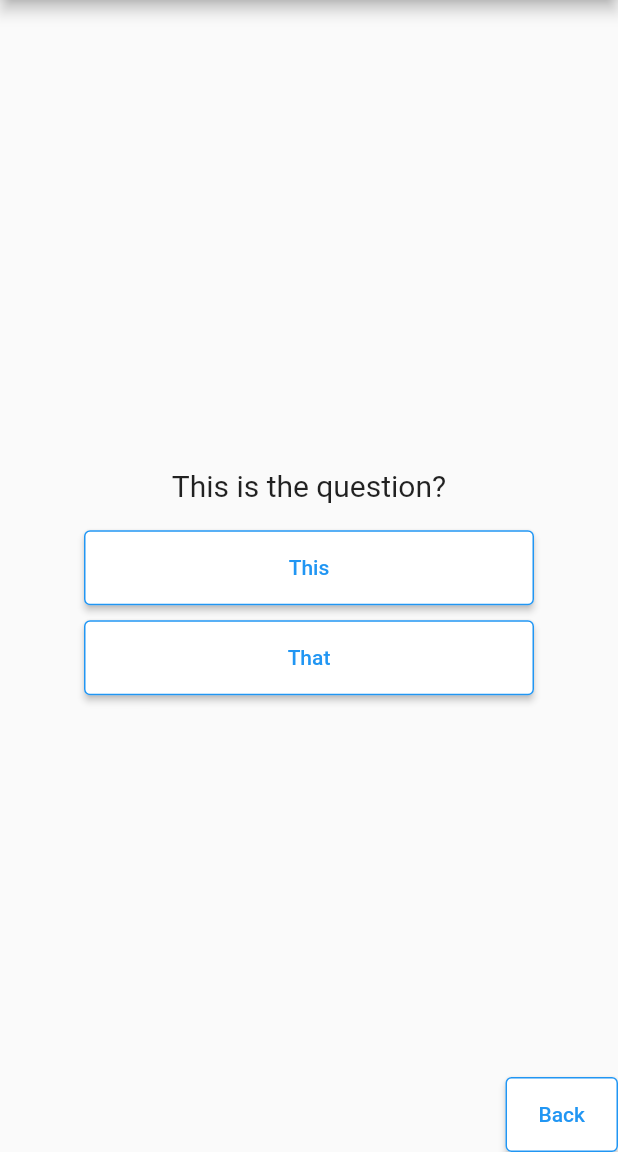
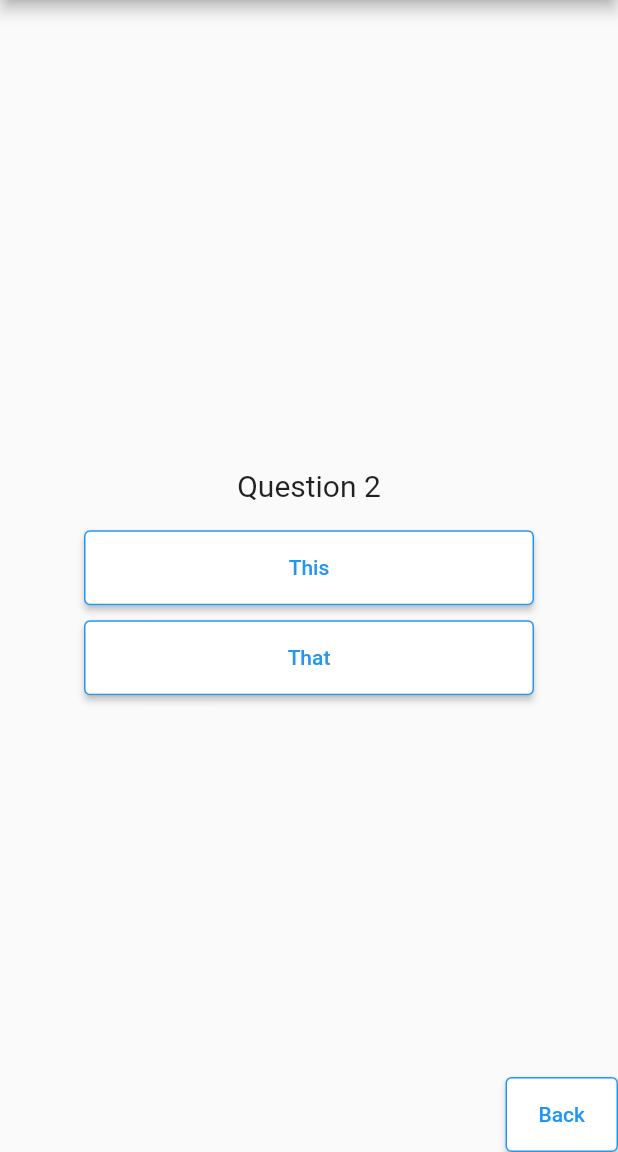
Before and after one commit to AaronFryer/SimpleSurvey, a Flutter app: the screen it shows after launch, after a tap on "This", on a phone screen of 412 x 824 dp, the part 84-1236 px from its top. Run offline on Flutter 3.47's test engine with Material 2 defaults, Android fonts, the phone set to English and light mode, and no system bars.

Commit message:
Page flow

```diff
--- a/lib/SimpleWizard.dart
+++ b/lib/SimpleWizard.dart
@@ -19,15 +19,55 @@ class SimpleWizardState extends State<SimpleWizard> {
   final PageController controller = PageController();
 
   int currentPage = 0;
-  bool showBack = false;
+  bool showBack = true;
+  List<int> previousSteps = [];
+
+  void Next() {
+    if (currentPage < widget.steps.length - 1) {
+      previousSteps.add(currentPage);
+      currentPage++;
+      _goToPage(currentPage);
+    }
+  }
+
+  void Back() {
+    if (previousSteps.isNotEmpty) {
+      int previousPage = previousSteps.removeLast();
+      currentPage = previousPage;
+      _goToPage(currentPage);
+    } else {
+      //exit of out survey
+    }
+  }
+
+  void GoTo(String step) {
+    int index = widget.steps.indexWhere((element) => element.id == step);
+    previousSteps.add(currentPage);
+    currentPage = index;
+    _goToPage(currentPage);
+  }
+
+  void _goToPage(int pageIndex) {
+    controller.animateToPage(
+      pageIndex,
+      duration: const Duration(milliseconds: 200),
+      curve: Curves.ease,
+    );
+  }
 
   @override
   void initState() {
     controller.addListener(() {
-      showBack = currentPage != widget.steps.length - 1; //no back on last page
+      // showBack = currentPage != widget.steps.length - 1; //no back on last page
     });
 
     super.initState();
+  }
+
+  @override
+  void dispose() {
+    controller.dispose();
+    super.dispose();
   }
 
   @override
--- a/lib/SimpleWizardModels.dart
+++ b/lib/SimpleWizardModels.dart
@@ -1,24 +1,34 @@
-class ModelSimpleWizardStep {}
+class ModelSimpleWizardStep {
+  String id = "default_id";
+
+  ModelSimpleWizardStep({required this.id});
+}
 
 class ModelSimpleWizardStepQuestion extends ModelSimpleWizardStep {
   String text = "This is the question?";
   List<ModelSimpleWizardStepAnswer> answers = [];
 
   ModelSimpleWizardStepQuestion({
+    required this.text,
     required this.answers,
-  });
+    required id,
+  }) : super(id: id);
 }
 
 class ModelSimpleWizardFinish extends ModelSimpleWizardStep {
   String text = "This is the end";
 
-  // ModelSimpleWizardFinish({  });
+  ModelSimpleWizardFinish({
+    required id,
+  }) : super(id: id);
 }
 
 class ModelSimpleWizardStepAnswer {
-  String text = "ANSWER";
+  String text = "Default Answer";
+  String? skipToStep;
 
   ModelSimpleWizardStepAnswer({
     required this.text,
+    this.skipToStep,
   });
 }
--- a/lib/SimpleWizardViews.dart
+++ b/lib/SimpleWizardViews.dart
@@ -44,11 +44,11 @@ class SimpleWizardQuestionView extends StatelessWidget {
                   ),
                   child: Text(answer.text),
                   onPressed: () {
-                    instance.controller.animateToPage(
-                      ++instance.currentPage,
-                      duration: const Duration(milliseconds: 200),
-                      curve: Curves.ease,
-                    );
+                    if (answer.skipToStep != null) {
+                      instance.GoTo(answer.skipToStep!);
+                    } else {
+                      instance.Next();
+                    }
                   },
                 ),
               );
@@ -73,11 +73,7 @@ class SimpleWizardQuestionView extends StatelessWidget {
                 ),
                 child: const Text("Back"),
                 onPressed: () {
-                  instance.controller.animateToPage(
-                    --instance.currentPage,
-                    duration: const Duration(milliseconds: 200),
-                    curve: Curves.ease,
-                  );
+                  instance.Back();
                 },
               ),
             ),
@@ -127,13 +123,8 @@ class SimpleWizardFinishView extends StatelessWidget {
               ),
               child: const Text("Close"),
               onPressed: () {
-                instance.currentPage = 0;
-
-                instance.controller.animateToPage(
-                  instance.currentPage,
-                  duration: const Duration(milliseconds: 200),
-                  curve: Curves.ease,
-                );
+                instance.previousSteps.clear();
+                instance.GoTo("question_1");
               },
             ),
           ],
--- a/lib/main.dart
+++ b/lib/main.dart
@@ -40,20 +40,61 @@ class _MyHomePageState extends State<MyHomePage> {
         title: Text(widget.title),
       ),
       body: SimpleWizard(steps: [
-        ModelSimpleWizardStepQuestion(answers: [
+        ModelSimpleWizardStepQuestion(
+          id: "question_1",
+          text: "Question 1",
+          answers: [
             ModelSimpleWizardStepAnswer(text: "This"),
             ModelSimpleWizardStepAnswer(text: "That"),
-          ModelSimpleWizardStepAnswer(text: "Other"),
-        ]),
-        ModelSimpleWizardStepQuestion(answers: [
+            ModelSimpleWizardStepAnswer(
+              text: "Skip to 3",
+              skipToStep: "question_3",
+            ),
+          ],
+        ),
+        ModelSimpleWizardStepQuestion(
+          id: "question_2",
+          text: "Question 2",
+          answers: [
             ModelSimpleWizardStepAnswer(text: "This"),
             ModelSimpleWizardStepAnswer(text: "That"),
-        ]),
-        ModelSimpleWizardStepQuestion(answers: [
+          ],
+        ),
+        ModelSimpleWizardStepQuestion(
+          id: "question_3",
+          text: "Question 3",
+          answers: [
             ModelSimpleWizardStepAnswer(text: "This"),
             ModelSimpleWizardStepAnswer(text: "That"),
-        ]),
-        ModelSimpleWizardFinish()
+          ],
+        ),
+        ModelSimpleWizardStepQuestion(
+          id: "question_4",
+          text: "Question 4",
+          answers: [
+            ModelSimpleWizardStepAnswer(text: "This"),
+            ModelSimpleWizardStepAnswer(text: "That"),
+          ],
+        ),
+        ModelSimpleWizardStepQuestion(
+          id: "question_5",
+          text: "Question 5",
+          answers: [
+            ModelSimpleWizardStepAnswer(text: "This"),
+            ModelSimpleWizardStepAnswer(text: "That"),
+          ],
+        ),
+        ModelSimpleWizardStepQuestion(
+          id: "question_6",
+          text: "Question 6",
+          answers: [
+            ModelSimpleWizardStepAnswer(text: "This"),
+            ModelSimpleWizardStepAnswer(text: "That"),
+          ],
+        ),
+        ModelSimpleWizardFinish(
+          id: "finish",
+        )
       ]),
     );
   }
```
Lines whose indentation alone changed are shown as unchanged.
